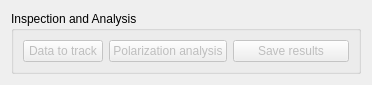
syncope/adapt, file adapt/gui/ui/inspectAnalyze.ui: the form before one commit.
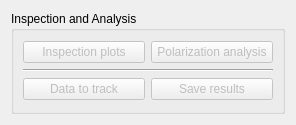
The form after the commit.

Commit message: + almost complete features of polarization analysis and inspection implemented

Diff of the .ui file:
```diff
--- a/adapt/gui/ui/inspectAnalyze.ui
+++ b/adapt/gui/ui/inspectAnalyze.ui
@@ -6,8 +6,8 @@
    <rect>
     <x>0</x>
     <y>0</y>
-    <width>372</width>
-    <height>82</height>
+    <width>296</width>
+    <height>125</height>
    </rect>
   </property>
   <property name="windowTitle">
@@ -19,10 +19,43 @@
      <property name="title">
       <string>Inspection and Analysis</string>
      </property>
-     <layout class="QGridLayout" name="gridLayout_2">
-      <item row="0" column="0">
+     <layout class="QGridLayout" name="gridLayout_3">
+      <item row="0" column="1">
+       <layout class="QVBoxLayout" name="verticalLayout">
+        <item>
        <layout class="QHBoxLayout" name="horizontalLayout">
         <item>
+           <widget class="QPushButton" name="inspectionPlots">
+            <property name="enabled">
+             <bool>false</bool>
+            </property>
+            <property name="text">
+             <string>Inspection plots</string>
+            </property>
+           </widget>
+          </item>
+          <item>
+           <widget class="QPushButton" name="polAnalysis">
+            <property name="enabled">
+             <bool>false</bool>
+            </property>
+            <property name="text">
+             <string>Polarization analysis</string>
+            </property>
+           </widget>
+          </item>
+         </layout>
+        </item>
+        <item>
+         <widget class="Line" name="line">
+          <property name="orientation">
+           <enum>Qt::Horizontal</enum>
+          </property>
+         </widget>
+        </item>
+        <item>
+         <layout class="QHBoxLayout" name="horizontalLayout_2">
+          <item>
          <widget class="QPushButton" name="trackData">
           <property name="enabled">
            <bool>false</bool>
@@ -36,18 +69,6 @@
          </widget>
         </item>
         <item>
-         <widget class="QPushButton" name="polAnalysis">
-          <property name="enabled">
-           <bool>false</bool>
-          </property>
-          <property name="text">
-           <string>Polarization analysis</string>
-          </property>
-         </widget>
-        </item>
-       </layout>
-      </item>
-      <item row="0" column="1">
        <widget class="QPushButton" name="saveResults">
         <property name="enabled">
          <bool>false</bool>
@@ -56,6 +77,10 @@
          <string>Save results</string>
         </property>
        </widget>
+          </item>
+         </layout>
+        </item>
+       </layout>
       </item>
      </layout>
     </widget>
```
Lines whose indentation alone changed are shown as unchanged. The commit also changes 5 other files.
